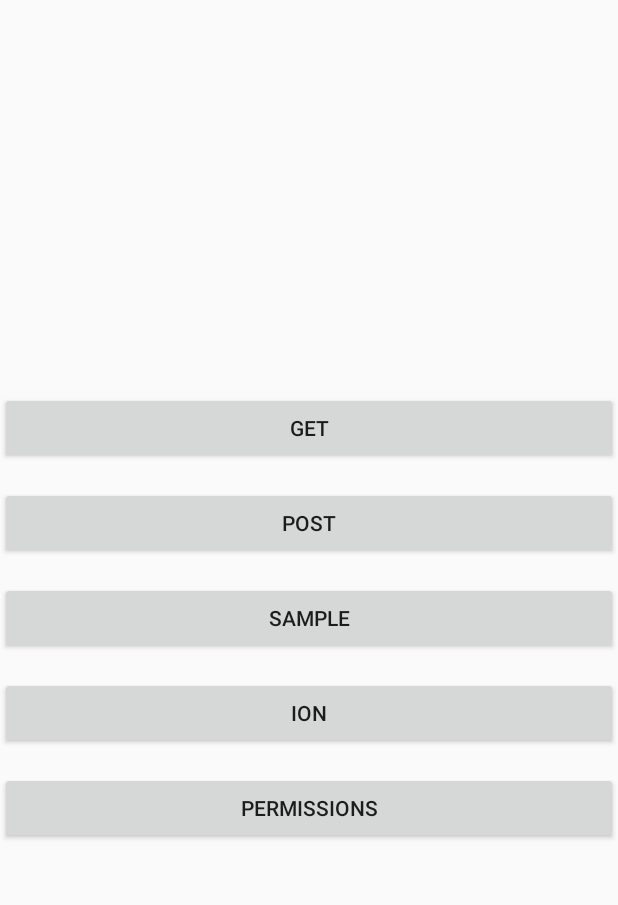
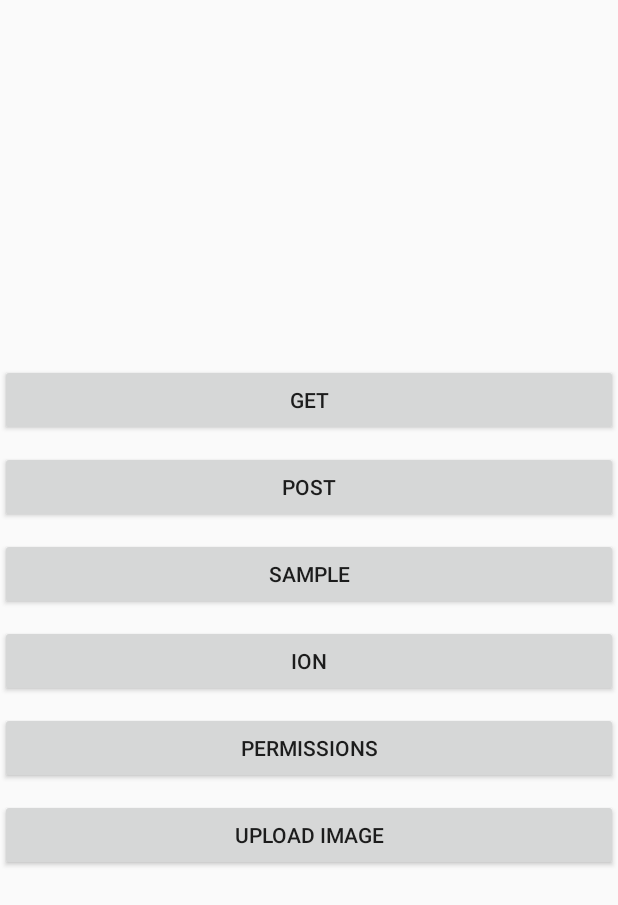
Before and after one commit to ChennaCh/RetrofitCheck, an Android app: the screen it shows after launch (RetrofitActivity), on a phone screen of 412 x 824 dp. Shown: the top 905 px of the screen. Run offline under Robolectric (Android 15) with nearby library versions, the phone set to English and light mode, and no system bars.

Commit message:
Image Upload

```diff
--- a/app/src/main/res/layout/activity_retrofit.xml
+++ b/app/src/main/res/layout/activity_retrofit.xml
@@ -18,27 +18,34 @@
         android:id="@+id/button3"
         android:layout_width="match_parent"
         android:layout_height="wrap_content"
-        android:layout_marginTop="15dp"
+        android:layout_marginTop="10dp"
         android:text="Post" />
 
     <Button
         android:id="@+id/button4"
         android:layout_width="match_parent"
         android:layout_height="wrap_content"
-        android:layout_marginTop="15dp"
+        android:layout_marginTop="10dp"
         android:text="Sample" />
 
     <Button
         android:id="@+id/button5"
         android:layout_width="match_parent"
         android:layout_height="wrap_content"
-        android:layout_marginTop="15dp"
+        android:layout_marginTop="10dp"
         android:text="Ion" />
 
     <Button
         android:id="@+id/button6"
         android:layout_width="match_parent"
         android:layout_height="wrap_content"
-        android:layout_marginTop="15dp"
+        android:layout_marginTop="10dp"
         android:text="Permissions" />
+
+    <Button
+        android:id="@+id/button7"
+        android:layout_width="match_parent"
+        android:layout_height="wrap_content"
+        android:layout_marginTop="10dp"
+        android:text="Upload Image" />
 </LinearLayout>
```
Also changed, not shown: app/src/main/AndroidManifest.xml (+6 -4 lines), app/src/main/java/retrofit/chenna/com/retrofitcheck/Activity/ImageUpload.java (added, +114 -0 lines), app/src/main/java/retrofit/chenna/com/retrofitcheck/Activity/RetrofitActivity.java (+8 -0 lines), app/src/main/res/layout/activity_image_upload.xml (added, +22 -0 lines).
